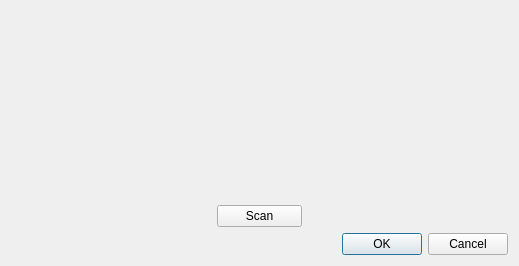
Above: src/ui/TinyCalibDialogUI.ui from myTonino/Tonino-App before the change. Below: the same form after it.
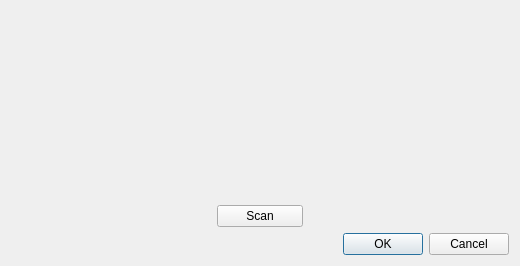
That is the form after the change. Icons and pictures are not drawn.

Diff of the .ui file:
```diff
--- a/src/ui/TinyCalibDialogUI.ui
+++ b/src/ui/TinyCalibDialogUI.ui
@@ -6,7 +6,7 @@
    <rect>
     <x>0</x>
     <y>0</y>
-    <width>519</width>
+    <width>520</width>
     <height>266</height>
    </rect>
   </property>
```
Left out of the diff: 13 changed lines with no effect on the pictures.
